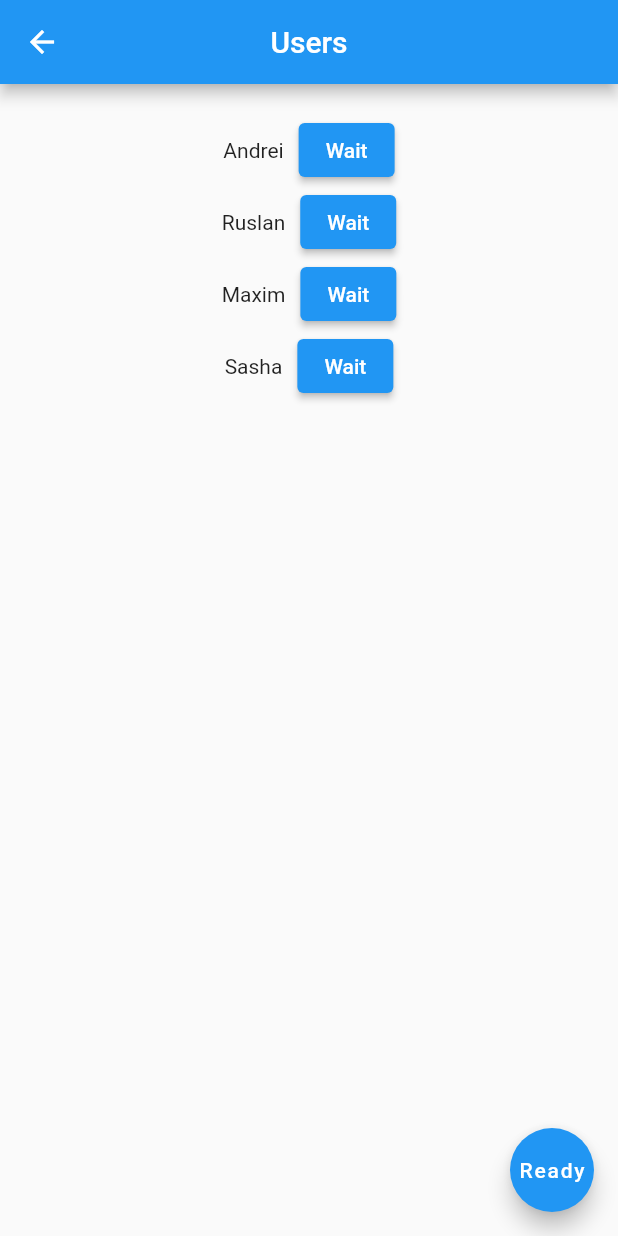
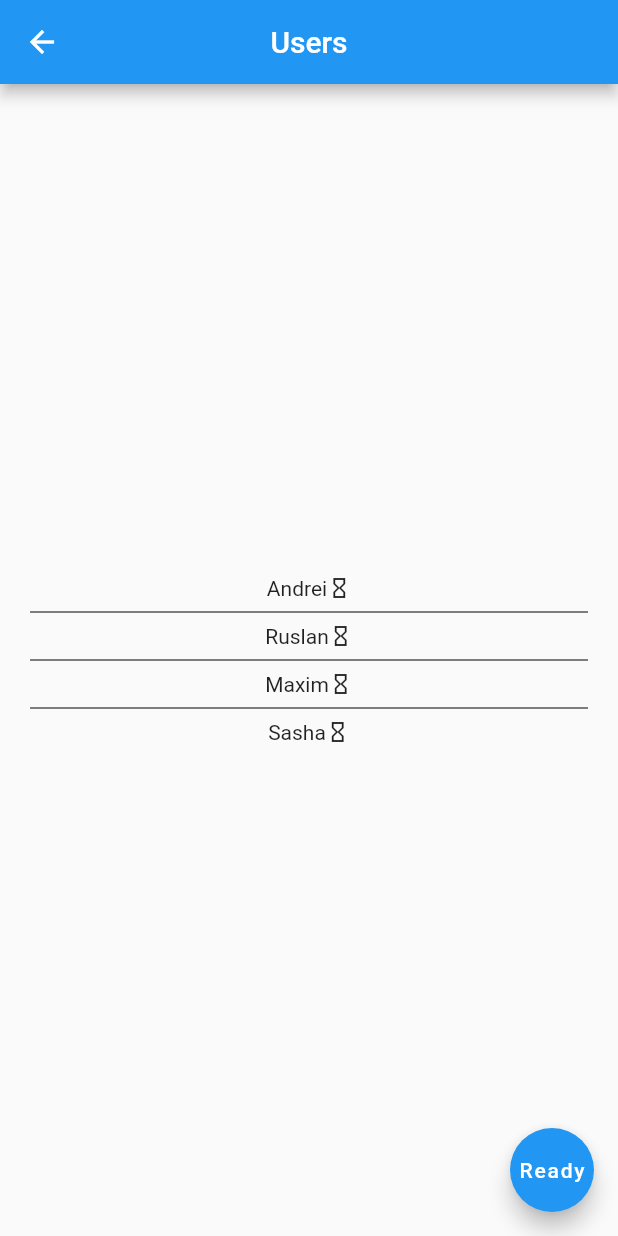
Before and after one commit to comerc/naslabo, a Flutter app: the LobbyScreen screen opened by its route, on a phone screen of 412 x 824 dp. Run offline on Flutter 3.47's test engine with Material 2 defaults, Android fonts, the phone set to English and light mode, and no system bars.

Commit message:
Change position content

```diff
--- a/lib/screens/lobby.dart
+++ b/lib/screens/lobby.dart
@@ -46,13 +46,11 @@ class _LobbyScreenState extends State<LobbyScreen> {
         centerTitle: true,
       ),
       body: SafeArea(
-        child: Column(
-          children: [
-            Padding(
+        child: Center(
+          child: Padding(
             padding: const EdgeInsets.all(20.0),
             child: ListUsers(),
           ),
-          ],
         ),
       ),
     );
@@ -69,19 +67,24 @@ class ListUsers extends StatefulWidget {
 class _ListUsersState extends State<ListUsers> {
   @override
   Widget build(BuildContext context) {
-    return ListView.builder(
+    return ListView.separated(
+      separatorBuilder: (context, index) => Divider(
+        color: Colors.black,
+      ),
       shrinkWrap: true,
       itemCount: data.length,
       itemBuilder: (BuildContext context, int index) {
-          return Row(mainAxisAlignment: MainAxisAlignment.center, children: [
-            Padding(
-              padding: const EdgeInsets.only(right: 10),
-              child: Text('${data[index].name}'),
+        return Row(
+          mainAxisAlignment: MainAxisAlignment.center,
+          children: [
+            Text('${data[index].name}'),
+            Icon(
+              Icons.hourglass_empty,
+              size: 16,
             ),
-            ElevatedButton(
-                onPressed: () {},
-                child: Text("${statusDisplayNames[data[index].status]}"))
-          ]);
-        });
+          ],
+        );
+      },
+    );
   }
 }
```
Lines whose indentation alone changed are shown as unchanged.
